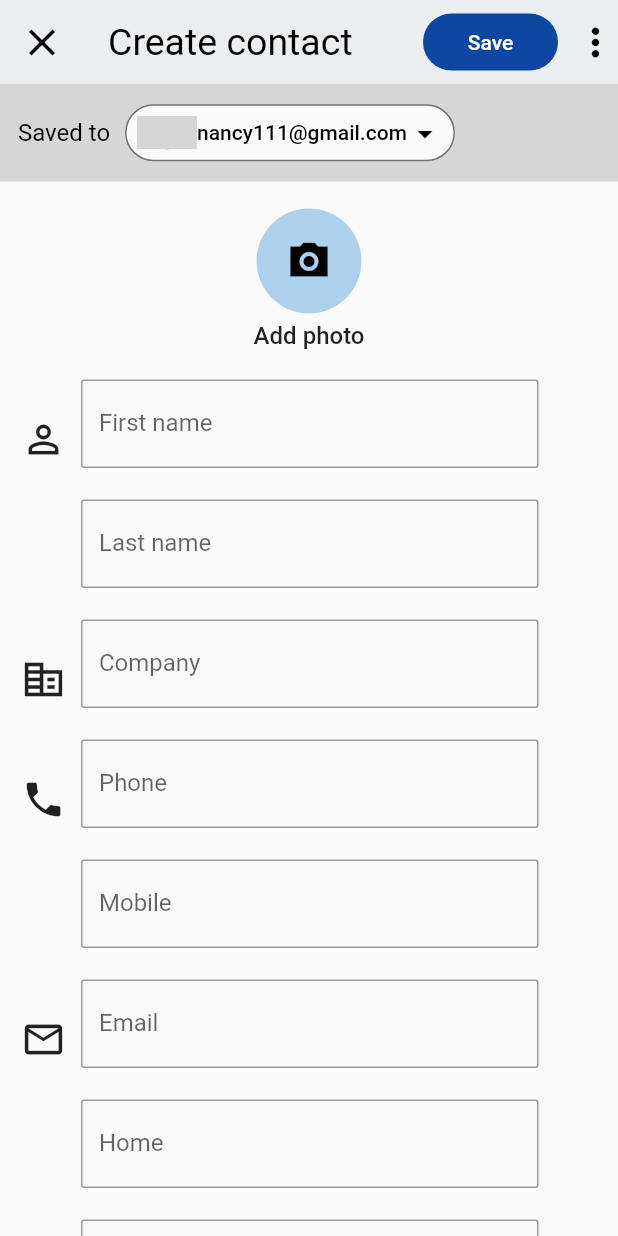
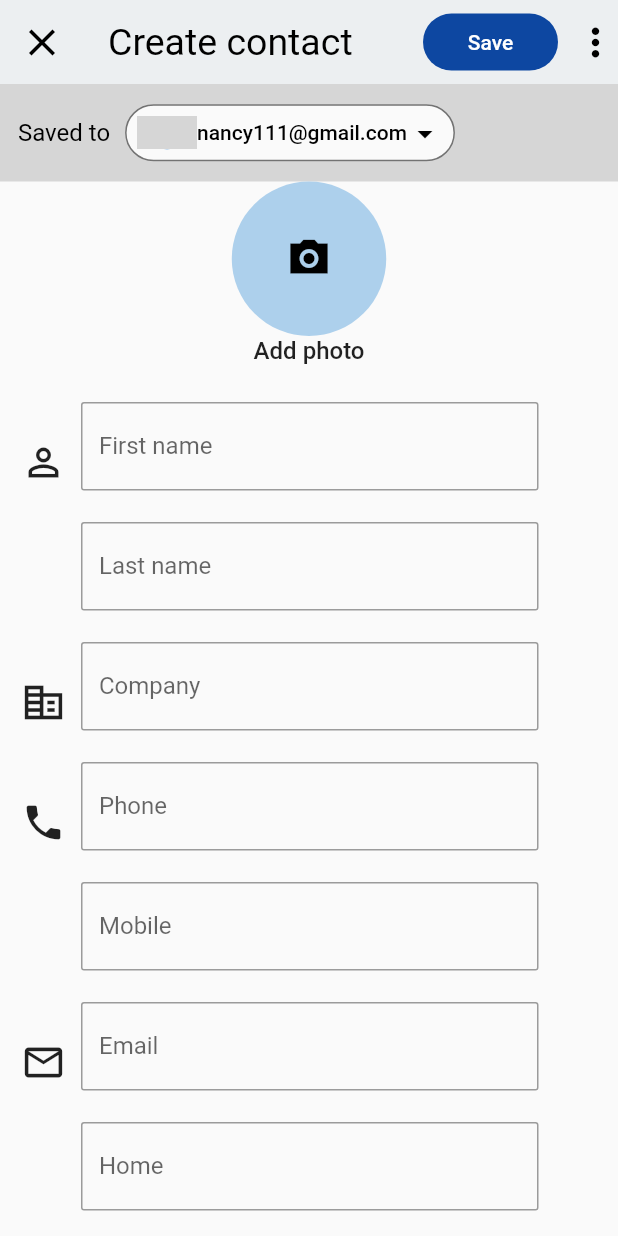
Before and after one commit to shivamgupta7837/gContactClone, a Flutter app: the AddContact screen opened directly, on a phone screen of 412 x 824 dp. Run offline on Flutter 3.47's test engine with Material 2 defaults, Android fonts, the phone set to English and light mode, and no system bars; network calls fail; grey boxes are pictures that could not be loaded.

Commit message:
text form updated

```diff
--- /dev/null
+++ b/lib/Widget/ContactDetail.dart
@@ -0,0 +1,36 @@
+import 'package:flutter/material.dart';
+
+class AddContactDetail extends StatelessWidget {
+  IconData? icon;
+  String? detail;
+  AddContactDetail({this.icon,this.detail}) ;
+
+  @override
+  Widget build(BuildContext context) {
+    return   Column(
+            children: [
+              Row(
+                mainAxisAlignment: MainAxisAlignment.start,
+                children: [
+                  Padding(
+                    padding: const EdgeInsets.only(left:14.0),
+                    child: Icon( icon,size: 30),
+                  ),
+                  SizedBox(width: 10,),
+                  Container(
+                    height: 80,
+                    width: 305,
+                    child: TextField(
+                      decoration: InputDecoration(
+                          labelText: detail,
+                          border: OutlineInputBorder(
+                            borderRadius: BorderRadius.circular(2),
+                          )),
+                    ),
+                  ),
+                ],
+              ),
+            ],
+          );
+  }
+}
--- a/lib/Widget/search_bar_widget.dart
+++ b/lib/Widget/search_bar_widget.dart
@@ -1,4 +1,3 @@
-import 'package:contacts/Widget/popUpMenu.dart';
 import 'package:contacts/screens/search_contact.dart';
 import 'package:flutter/material.dart';
 import '../globalVars/globals.dart' as globals;
--- /dev/null
+++ b/lib/portraitContactWidgets/addPhotos.dart
@@ -0,0 +1,26 @@
+import 'package:flutter/material.dart';
+
+class AddPhoto extends StatelessWidget {
+  const AddPhoto({Key? key}) : super(key: key);
+
+  @override
+  Widget build(BuildContext context) {
+    return  Container(
+      height: MediaQuery.of(context).size.height/8,
+      width: MediaQuery.of(context).size.width,
+      child: CircleAvatar(
+              backgroundColor: Color.fromARGB(255, 173, 208, 236),
+              radius: 20,
+              child: Center(
+                  child: IconButton(
+                onPressed: () {},
+                icon: const Icon(
+                  Icons.camera_alt_sharp,
+                  color: Colors.black,
+                  size: 30,
+                ),
+              )),
+            ),
+    );
+  }
+}
--- a/lib/screens/add_contact.dart
+++ b/lib/screens/add_contact.dart
@@ -1,64 +1,11 @@
-import 'package:contacts/utils/add_contact_detail.dart';
+import 'package:contacts/Widget/ContactDetail.dart';
+import 'package:contacts/landscapeContactWidgets/AddPhotoLandscape.dart';
 import 'package:contacts/utils/buildSavedto.dart';
 import 'package:flutter/material.dart';
 
+import '../portraitContactWidgets/addPhotos.dart';
+
 class AddContact extends StatelessWidget {
-  Widget portrate() {
-    return SingleChildScrollView(
-      child: Column(
-        children: [
-          const BuildSavedto(),
-          const SizedBox(
-            height: 18,
-          ),
-          CircleAvatar(
-            backgroundColor: Color.fromARGB(255, 173, 208, 236),
-            radius: 35,
-            child: Center(
-                child: IconButton(
-              onPressed: () {},
-              icon: const Icon(
-                Icons.camera_alt_sharp,
-                color: Colors.black,
-                size: 30,
-              ),
-            )),
-          ),
-          const SizedBox(
-            height: 5,
-          ),
-          const Text(
-            "Add photo",
-            style: TextStyle(fontSize: 16, fontWeight: FontWeight.w500),
-          ),
-        const  SizedBox(
-            height: 20,
-          ),
-          AddContactDetail(
-            icon: Icons.person_outline_outlined,
-            detail: "First name",
-          ),
-          AddContactDetail(
-            detail: "Last name",
-          ),
-          AddContactDetail(
-            detail: "Company",
-            icon: Icons.corporate_fare_outlined,
-          ),
-          AddContactDetail(detail: "Phone", icon: Icons.phone),
-          AddContactDetail(detail: "Mobile"),
-          AddContactDetail(
-            detail: "Email",
-            icon: Icons.email_outlined,
-          ),
-          AddContactDetail(detail: "Home"),
-          AddContactDetail(
-              detail: "Significant date", icon: Icons.calendar_month),
-          AddContactDetail(detail: "Birthday"),
-        ],
-      ),
-    );
-  }
 
 
 
@@ -113,17 +60,13 @@ class AddContact extends StatelessWidget {
                 color: Colors.black, fontSize: 25, fontWeight: FontWeight.w400),
           ),
         ),
-        body: OrientationBuilder(builder: (context, Orientation orientation) {
+       body: LayoutDetailsAddContact(context),
+    );
+  }
+  Widget LayoutDetailsAddContact(BuildContext context){
+      Orientation orientation = MediaQuery.of(context).orientation;
           if (orientation != Orientation.portrait) {
-            return landscape(context);
-          } else {
-            return portrate();
-          }
-        }));
-  }
-
-  Widget landscape(BuildContext context) {
-    return SingleChildScrollView(
+            return SingleChildScrollView(
       child: Column(
         children: [
            Row(
@@ -135,24 +78,12 @@ class AddContact extends StatelessWidget {
                 color: Colors.white,
                 child: Column(
                   crossAxisAlignment: CrossAxisAlignment.center,
-                  children: [
-                    CircleAvatar(
-            backgroundColor: Color.fromARGB(255, 173, 208, 236),
-            radius: 55,
-            child: Center(
-                    child: IconButton(
-              onPressed: () {},
-              icon: const Icon(
-                    Icons.camera_alt_sharp,
-                    color: Colors.black,
-                    size: 30,
-              ),
-            )),
-          ),
-          const SizedBox(
+                  children:const [
+                   AddPhotoLandscape(),
+           SizedBox(
             height: 5,
           ),
-          const Text(
+           Text(
             "Add photo",
             style: TextStyle(fontSize: 16, fontWeight: FontWeight.w500),
           ),
@@ -199,5 +130,42 @@ class AddContact extends StatelessWidget {
         ],
       ),
     );
+          } else {
+            return SingleChildScrollView(
+              child: Column(
+                children: [
+                     const BuildSavedto(),
+                     const AddPhoto(),
+                      const Text(
+                  "Add photo",
+                  style: TextStyle(fontSize: 16, fontWeight: FontWeight.w500),
+          ),
+          SizedBox(height: 25,),
+            AddContactDetail(
+            icon: Icons.person_outline_outlined,
+            detail: "First name",
+          ),
+          AddContactDetail(
+            detail: "Last name",
+          ),
+          AddContactDetail(
+            detail: "Company",
+            icon: Icons.corporate_fare_outlined,
+          ),
+          AddContactDetail(detail: "Phone", icon: Icons.phone),
+          AddContactDetail(detail: "Mobile"),
+          AddContactDetail(
+            detail: "Email",
+            icon: Icons.email_outlined,
+          ),
+          AddContactDetail(detail: "Home"),
+          AddContactDetail(
+              detail: "Significant date", icon: Icons.calendar_month),
+          AddContactDetail(detail: "Birthday"),
+
+                ],
+              ),
+            );
+          }
+        }
   }
-}
--- a/lib/screens/search_contact.dart
+++ b/lib/screens/search_contact.dart
@@ -1,4 +1,4 @@
-import 'package:flutter/material.dart';
+import 'package:contacts/Widget/drawer.dart';import 'package:flutter/material.dart';
 
 class SearchContact extends StatelessWidget {
   @override
--- a/lib/utils/add_contact_detail.dart
+++ /dev/null
@@ -1,99 +0,0 @@
-import 'package:flutter/material.dart';
-
-class AddContactDetail extends StatelessWidget {
-  IconData? icon;
-  String? detail;
-  AddContactDetail({this.icon,this.detail}) ;
-
-  @override
-  Widget build(BuildContext context) {
-    // return OrientationBuilder(builder: (context, Orientation orientation) {
-    //       if (orientation == Orientation.portrait) {
-    //         return portrateContactDetail();
-    //       } else {
-    //         return landScapeContactDetail();
-    //       }
-    //     });
-    return   Column(
-            children: [
-              Row(
-                mainAxisAlignment: MainAxisAlignment.start,
-                children: [
-                  Padding(
-                    padding: const EdgeInsets.only(left:14.0),
-                    child: Icon( icon,size: 30),
-                  ),
-                  SizedBox(width: 10,),
-                  Container(
-                    height: 80,
-                    width: 305,
-                    child: TextField(
-                      decoration: InputDecoration(
-                          labelText: detail,
-                          border: OutlineInputBorder(
-                            borderRadius: BorderRadius.circular(2),
-                          )),
-                    ),
-                  ),
-                ],
-              ),
-            ],
-          );
-  }
-
-  // Widget portrateContactDetail() {
-  //   return Column(
-  //           children: [
-  //             Row(
-  //               // mainAxisAlignment: MainAxisAlignment.start,
-  //               children: [
-  //                 Padding(
-  //                   padding: const EdgeInsets.only(left:14.0),
-  //                   child: Icon( icon,size: 30),
-  //                 ),
-  //                 SizedBox(width: 10,),
-  //                 Container(
-  //                   height: 80,
-  //                   width: 300,
-  //                   child: TextField(
-  //                     decoration: InputDecoration(
-  //                         labelText: detail,
-  //                         border: OutlineInputBorder(
-  //                           borderRadius: BorderRadius.circular(2),
-  //                         )),
-  //                   ),
-  //                 ),
-  //               ],
-  //             ),
-  //           ],
-  //         );
-  // }
-
-  // Widget landScapeContactDetail() {
-  //   return Column(
-  //           children: [
-  //             Row(
-  //               mainAxisAlignment: MainAxisAlignment.start,
-  //               children: [
-  //                 Padding(
-  //                   padding: const EdgeInsets.only(left:14.0),
-  //                   child: Icon( icon,size: 30),
-  //                 ),
-  //                 SizedBox(width: 10,),
-  //                 Container(
-  //                   height: 80,
-  //                   // width: 500,
-  //                   child: TextField(
-  //                     decoration: InputDecoration(
-  //                         labelText: detail,
-  //                         border: OutlineInputBorder(
-  //                           borderRadius: BorderRadius.circular(2),
-  //                         )),
-  //                   ),
-  //                 ),
-  //               ],
-  //             ),
-  //           ],
-  //         );
-  // }
-}
```
Also changed, not shown: lib/Widget/phone_numbers.dart (deleted, +0 -17 lines), lib/landscapeContactWidgets/AddPhotoLandscape.dart (added, +22 -0 lines), lib/screens/home_page.dart (+17 -81 lines), lib/screens/phone_numbers.dart (added, +71 -0 lines), lib/utils/fixAndManage.dart (added, +108 -0 lines).
